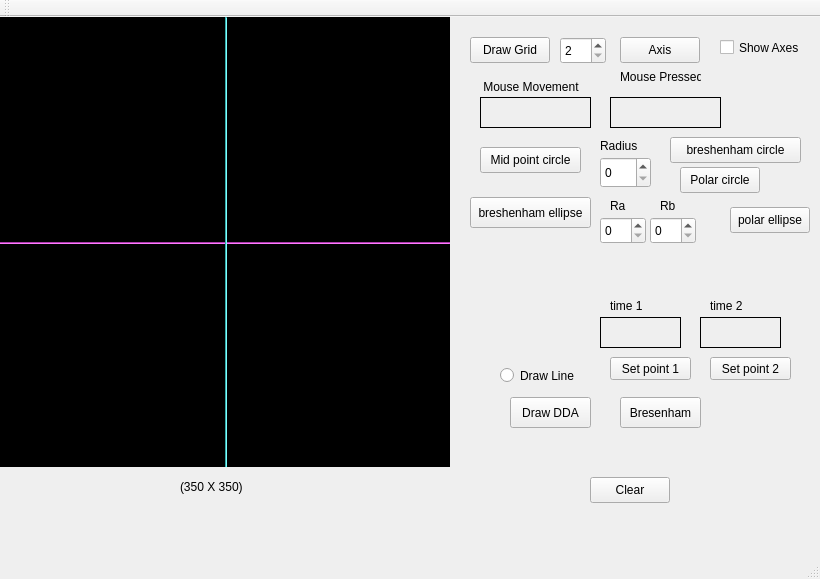
zulkernine/assignment, file thirdYear/graphics/DrawLine/mainwindow.ui: the form before one commit.
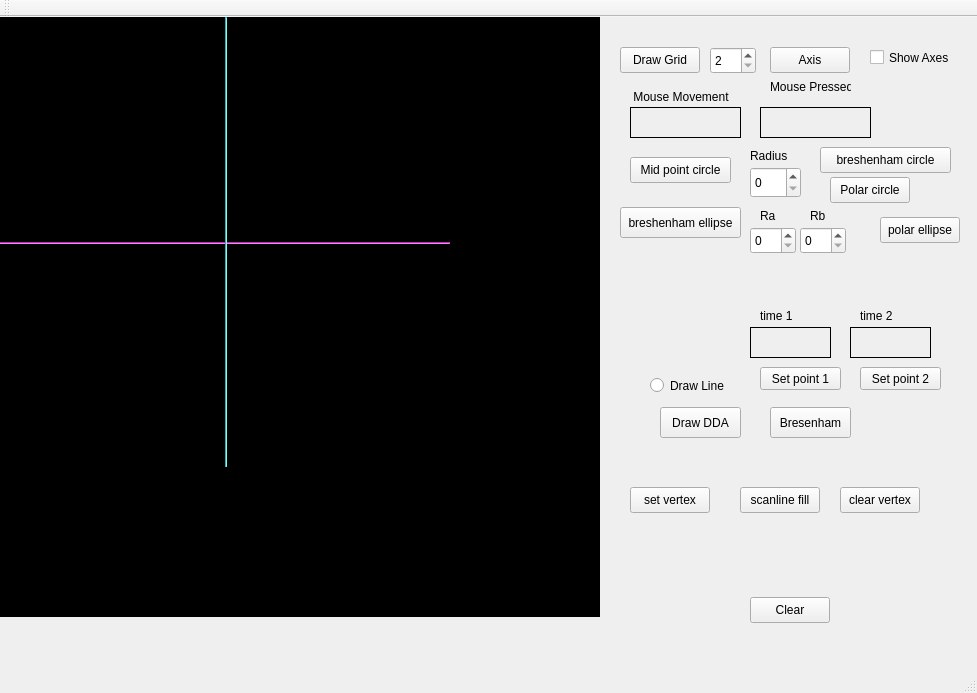
The form after the commit. Custom widgets are drawn as their Qt base class.

The edit to the form file:
```diff
--- a/thirdYear/graphics/DrawLine/mainwindow.ui
+++ b/thirdYear/graphics/DrawLine/mainwindow.ui
@@ -6,8 +6,8 @@
    <rect>
     <x>0</x>
     <y>0</y>
-    <width>820</width>
-    <height>579</height>
+    <width>977</width>
+    <height>693</height>
    </rect>
   </property>
   <property name="windowTitle">
@@ -19,8 +19,8 @@
      <rect>
       <x>0</x>
       <y>0</y>
-      <width>450</width>
-      <height>450</height>
+      <width>600</width>
+      <height>600</height>
      </rect>
     </property>
     <property name="mouseTracking">
@@ -39,8 +39,8 @@
    <widget class="QLabel" name="mouse_movement">
     <property name="geometry">
      <rect>
-      <x>480</x>
-      <y>80</y>
+      <x>630</x>
+      <y>90</y>
       <width>111</width>
       <height>31</height>
      </rect>
@@ -55,8 +55,8 @@
    <widget class="QLabel" name="label_3">
     <property name="geometry">
      <rect>
-      <x>470</x>
-      <y>60</y>
+      <x>620</x>
+      <y>70</y>
       <width>131</width>
       <height>20</height>
      </rect>
@@ -68,8 +68,8 @@
    <widget class="QLabel" name="mouse_pressed">
     <property name="geometry">
      <rect>
-      <x>610</x>
-      <y>80</y>
+      <x>760</x>
+      <y>90</y>
       <width>111</width>
       <height>31</height>
      </rect>
@@ -84,8 +84,8 @@
    <widget class="QLabel" name="label_5">
     <property name="geometry">
      <rect>
-      <x>620</x>
-      <y>50</y>
+      <x>770</x>
+      <y>60</y>
       <width>81</width>
       <height>20</height>
      </rect>
@@ -143,8 +143,8 @@
    <widget class="QCheckBox" name="show_axes">
     <property name="geometry">
      <rect>
-      <x>720</x>
-      <y>20</y>
+      <x>870</x>
+      <y>30</y>
       <width>91</width>
       <height>21</height>
      </rect>
@@ -156,8 +156,8 @@
    <widget class="QPushButton" name="Draw">
     <property name="geometry">
      <rect>
-      <x>510</x>
-      <y>380</y>
+      <x>660</x>
+      <y>390</y>
       <width>81</width>
       <height>31</height>
      </rect>
@@ -169,8 +169,8 @@
    <widget class="QSpinBox" name="circle_radius">
     <property name="geometry">
      <rect>
-      <x>600</x>
-      <y>140</y>
+      <x>750</x>
+      <y>150</y>
       <width>51</width>
       <height>31</height>
      </rect>
@@ -179,8 +179,8 @@
    <widget class="QRadioButton" name="draw_line">
     <property name="geometry">
      <rect>
-      <x>500</x>
-      <y>350</y>
+      <x>650</x>
+      <y>360</y>
       <width>91</width>
       <height>17</height>
      </rect>
@@ -192,8 +192,8 @@
    <widget class="QPushButton" name="set_point1">
     <property name="geometry">
      <rect>
-      <x>610</x>
-      <y>340</y>
+      <x>760</x>
+      <y>350</y>
       <width>81</width>
       <height>23</height>
      </rect>
@@ -205,8 +205,8 @@
    <widget class="QPushButton" name="set_point2">
     <property name="geometry">
      <rect>
-      <x>710</x>
-      <y>340</y>
+      <x>860</x>
+      <y>350</y>
       <width>81</width>
       <height>23</height>
      </rect>
@@ -218,8 +218,8 @@
    <widget class="QPushButton" name="drawGridButton">
     <property name="geometry">
      <rect>
-      <x>470</x>
-      <y>20</y>
+      <x>620</x>
+      <y>30</y>
       <width>80</width>
       <height>26</height>
      </rect>
@@ -231,8 +231,8 @@
    <widget class="QSpinBox" name="gridSquareWidthInput">
     <property name="geometry">
      <rect>
-      <x>560</x>
-      <y>20</y>
+      <x>710</x>
+      <y>30</y>
       <width>46</width>
       <height>27</height>
      </rect>
@@ -247,8 +247,8 @@
    <widget class="QPushButton" name="clearScreenButton">
     <property name="geometry">
      <rect>
-      <x>590</x>
-      <y>460</y>
+      <x>750</x>
+      <y>580</y>
       <width>80</width>
       <height>26</height>
      </rect>
@@ -260,8 +260,8 @@
    <widget class="QPushButton" name="drawGridAxisButton">
     <property name="geometry">
      <rect>
-      <x>620</x>
-      <y>20</y>
+      <x>770</x>
+      <y>30</y>
       <width>80</width>
       <height>26</height>
      </rect>
@@ -273,8 +273,8 @@
    <widget class="QPushButton" name="pushButton">
     <property name="geometry">
      <rect>
-      <x>620</x>
-      <y>380</y>
+      <x>770</x>
+      <y>390</y>
       <width>81</width>
       <height>31</height>
      </rect>
@@ -286,8 +286,8 @@
    <widget class="QLabel" name="dda_computation_time">
     <property name="geometry">
      <rect>
-      <x>600</x>
-      <y>300</y>
+      <x>750</x>
+      <y>310</y>
       <width>81</width>
       <height>31</height>
      </rect>
@@ -305,8 +305,8 @@
    <widget class="QLabel" name="breshenham_line_computation_time">
     <property name="geometry">
      <rect>
-      <x>700</x>
-      <y>300</y>
+      <x>850</x>
+      <y>310</y>
       <width>81</width>
       <height>31</height>
      </rect>
@@ -324,8 +324,8 @@
    <widget class="QPushButton" name="draw_mid_point_circle">
     <property name="geometry">
      <rect>
-      <x>480</x>
-      <y>130</y>
+      <x>630</x>
+      <y>140</y>
       <width>101</width>
       <height>26</height>
      </rect>
@@ -337,8 +337,8 @@
    <widget class="QPushButton" name="draw_breshenham_circle">
     <property name="geometry">
      <rect>
-      <x>670</x>
-      <y>120</y>
+      <x>820</x>
+      <y>130</y>
       <width>131</width>
       <height>26</height>
      </rect>
@@ -350,8 +350,8 @@
    <widget class="QLabel" name="label">
     <property name="geometry">
      <rect>
-      <x>600</x>
-      <y>120</y>
+      <x>750</x>
+      <y>130</y>
       <width>41</width>
       <height>18</height>
      </rect>
@@ -363,8 +363,8 @@
    <widget class="QLabel" name="label_2">
     <property name="geometry">
      <rect>
-      <x>610</x>
-      <y>280</y>
+      <x>760</x>
+      <y>290</y>
       <width>58</width>
       <height>18</height>
      </rect>
@@ -376,8 +376,8 @@
    <widget class="QLabel" name="label_4">
     <property name="geometry">
      <rect>
-      <x>710</x>
-      <y>280</y>
+      <x>860</x>
+      <y>290</y>
       <width>58</width>
       <height>18</height>
      </rect>
@@ -389,8 +389,8 @@
    <widget class="QPushButton" name="drawPolarCircle">
     <property name="geometry">
      <rect>
-      <x>680</x>
-      <y>150</y>
+      <x>830</x>
+      <y>160</y>
       <width>80</width>
       <height>26</height>
      </rect>
@@ -402,8 +402,8 @@
    <widget class="QPushButton" name="drawBreshenhamEllipse">
     <property name="geometry">
      <rect>
-      <x>470</x>
-      <y>180</y>
+      <x>620</x>
+      <y>190</y>
       <width>121</width>
       <height>31</height>
      </rect>
@@ -415,8 +415,8 @@
    <widget class="QPushButton" name="drawpollarEllipse">
     <property name="geometry">
      <rect>
-      <x>730</x>
-      <y>190</y>
+      <x>880</x>
+      <y>200</y>
       <width>80</width>
       <height>26</height>
      </rect>
@@ -428,8 +428,8 @@
    <widget class="QSpinBox" name="ellipseRa">
     <property name="geometry">
      <rect>
-      <x>600</x>
-      <y>200</y>
+      <x>750</x>
+      <y>210</y>
       <width>46</width>
       <height>27</height>
      </rect>
@@ -438,8 +438,8 @@
    <widget class="QSpinBox" name="ellipseRb">
     <property name="geometry">
      <rect>
-      <x>650</x>
-      <y>200</y>
+      <x>800</x>
+      <y>210</y>
       <width>46</width>
       <height>27</height>
      </rect>
@@ -448,8 +448,8 @@
    <widget class="QLabel" name="label_7">
     <property name="geometry">
      <rect>
-      <x>610</x>
-      <y>180</y>
+      <x>760</x>
+      <y>190</y>
       <width>21</width>
       <height>18</height>
      </rect>
@@ -461,8 +461,8 @@
    <widget class="QLabel" name="label_8">
     <property name="geometry">
      <rect>
-      <x>660</x>
-      <y>180</y>
+      <x>810</x>
+      <y>190</y>
       <width>21</width>
       <height>18</height>
      </rect>
@@ -471,6 +471,45 @@
      <string>Rb</string>
     </property>
    </widget>
+   <widget class="QPushButton" name="setVertexOfPolygon">
+    <property name="geometry">
+     <rect>
+      <x>630</x>
+      <y>470</y>
+      <width>80</width>
+      <height>26</height>
+     </rect>
+    </property>
+    <property name="text">
+     <string>set vertex</string>
+    </property>
+   </widget>
+   <widget class="QPushButton" name="scanlineFillPolygon">
+    <property name="geometry">
+     <rect>
+      <x>740</x>
+      <y>470</y>
+      <width>80</width>
+      <height>26</height>
+     </rect>
+    </property>
+    <property name="text">
+     <string>scanline fill</string>
+    </property>
+   </widget>
+   <widget class="QPushButton" name="clearPolygonVertex">
+    <property name="geometry">
+     <rect>
+      <x>840</x>
+      <y>470</y>
+      <width>80</width>
+      <height>26</height>
+     </rect>
+    </property>
+    <property name="text">
+     <string>clear vertex</string>
+    </property>
+   </widget>
   </widget>
   <widget class="QMenuBar" name="menuBar">
    <property name="geometry">
```
Left out of the diff: 2 changed lines with no effect on the pictures.
